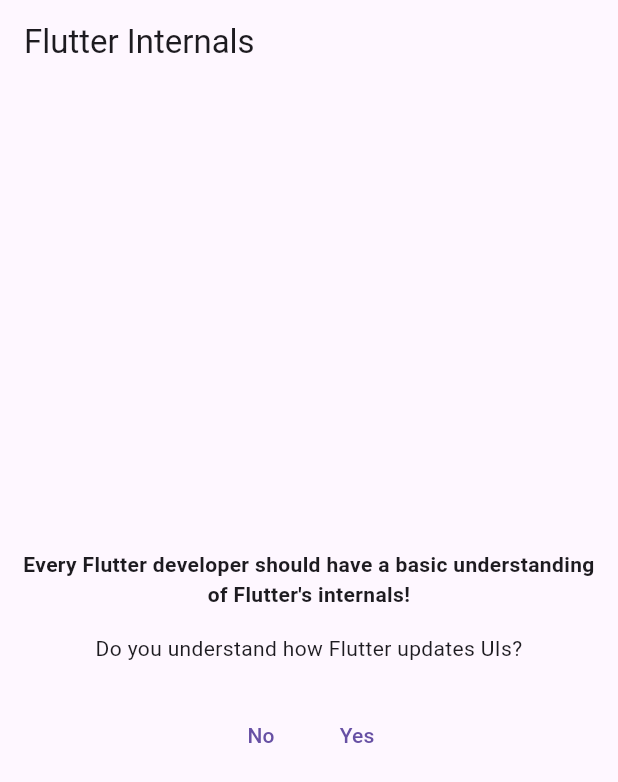
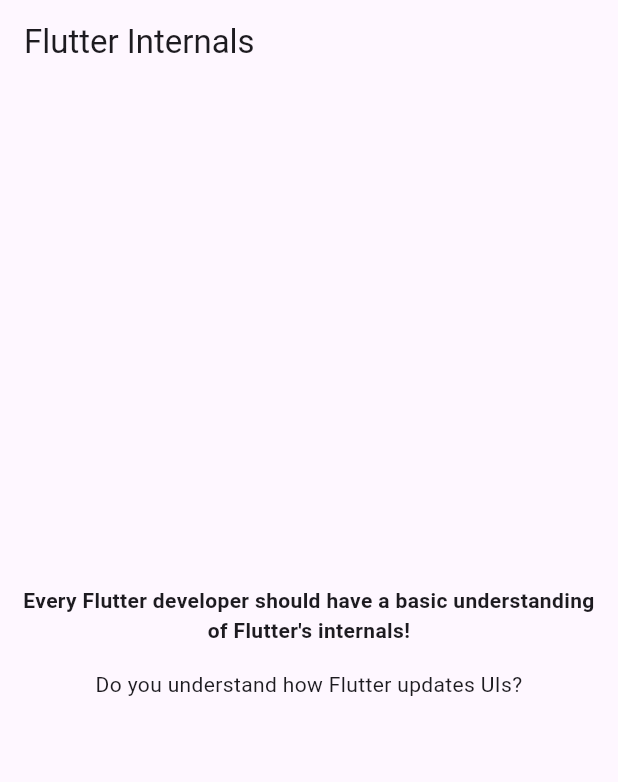
Before and after one commit to HiruniJayawardena/To-do-Application-, a Flutter app: the screen it shows after launch, on a phone screen of 412 x 824 dp. Shown: the top 782 px of the screen. Run offline on Flutter 3.47's test engine with Material 3 defaults, Android fonts, the phone set to English and light mode, and no system bars.

```diff
--- a/lib/flutter_internals/ui_updates_demo.dart
+++ b/lib/flutter_internals/ui_updates_demo.dart
@@ -39,28 +39,6 @@ class _UIUpdatesDemo extends State<UIUpdatesDemo> {
               textAlign: TextAlign.center,
             ),
             const SizedBox(height: 24),
-            Row(
-              mainAxisAlignment: MainAxisAlignment.center,
-              children: [
-                TextButton(
-                  onPressed: () {
-                    setState(() {
-                      _isUnderstood = false;
-                    });
-                  },
-                  child: const Text('No'),
-                ),
-                TextButton(
-                  onPressed: () {
-                    setState(() {
-                      _isUnderstood = true;
-                    });
-                  },
-                  child: const Text('Yes'),
-                ),
-              ],
-            ),
-            if (_isUnderstood) const Text('Awesome!'),
           ],
         ),
       ),
```
Also changed, not shown: lib/demo_buttons.dart (+28 -2 lines).
